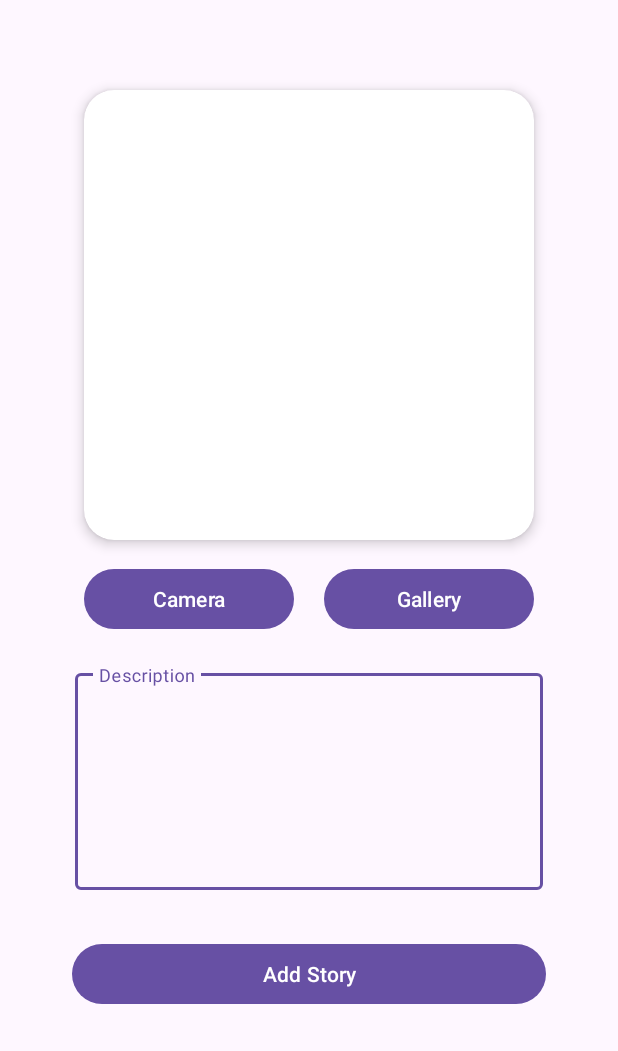
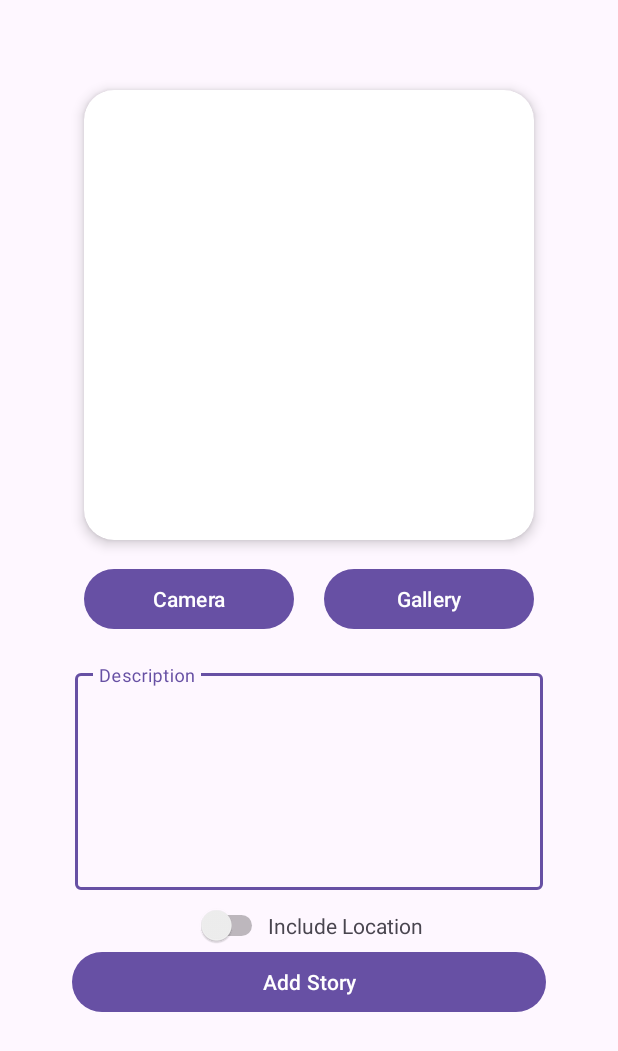
Before and after one commit to irfan-efendi19/StoryApp-Submission2, an Android app: the layout activity_story.xml on its own in the app's theme, with its tools: preview values and no code run, on a phone screen of 412 x 824 dp. Shown: the top 1051 px of the screen. Run offline under Robolectric (Android 15) with nearby library versions, the phone set to English and light mode, and no system bars.

```diff
--- a/app/src/main/java/com/dicoding/storyapp/data/preference/UserPreference.kt
+++ b/app/src/main/java/com/dicoding/storyapp/data/preference/UserPreference.kt
@@ -40,6 +40,7 @@ class UserPreference private constructor(private val dataStore: DataStore<Prefer
             preferences[NAME_KEY] = ""
             preferences[USER_ID] = ""
             preferences[IS_LOGIN_KEY] = false
+            preferences.clear()
         }
     }
 
--- a/app/src/main/java/com/dicoding/storyapp/data/remote/ApiService.kt
+++ b/app/src/main/java/com/dicoding/storyapp/data/remote/ApiService.kt
@@ -1,18 +1,14 @@
 package com.dicoding.storyapp.data.remote
 
-import com.dicoding.storyapp.data.response.CreateStoryResponse
 import com.dicoding.storyapp.data.response.LoginResponse
 import com.dicoding.storyapp.data.response.RegisterResponse
 import com.dicoding.storyapp.data.response.StoryResponse
 import com.dicoding.storyapp.data.response.UploadResponse
 import okhttp3.MultipartBody
 import okhttp3.RequestBody
-import retrofit2.Call
 import retrofit2.http.Field
 import retrofit2.http.FormUrlEncoded
 import retrofit2.http.GET
-import retrofit2.http.Header
-import retrofit2.http.Headers
 import retrofit2.http.Multipart
 import retrofit2.http.POST
 import retrofit2.http.Part
--- a/app/src/main/res/layout/activity_story.xml
+++ b/app/src/main/res/layout/activity_story.xml
@@ -77,39 +77,38 @@
 
 
 
-<!--    <LinearLayout-->
-<!--        android:id="@+id/linearLayout"-->
-<!--        android:layout_width="wrap_content"-->
-<!--        android:layout_height="wrap_content"-->
-<!--        android:layout_marginTop="10dp"-->
-<!--        android:orientation="horizontal"-->
-<!--        app:layout_constraintEnd_toEndOf="parent"-->
-<!--        app:layout_constraintStart_toStartOf="parent"-->
-<!--        app:layout_constraintTop_toBottomOf="@+id/description_input_layout">-->
+    <LinearLayout
+        android:id="@+id/linearLayout"
+        android:layout_width="wrap_content"
+        android:layout_height="wrap_content"
+        android:layout_marginTop="10dp"
+        android:orientation="horizontal"
+        app:layout_constraintEnd_toEndOf="parent"
+        app:layout_constraintStart_toStartOf="parent"
+        app:layout_constraintTop_toBottomOf="@+id/description_input_layout">
 
-<!--        <com.google.android.material.switchmaterial.SwitchMaterial-->
-<!--            android:id="@+id/item_check"-->
-<!--            android:layout_width="wrap_content"-->
-<!--            android:layout_height="wrap_content"/>-->
+        <Switch
+            android:id="@+id/item_check"
+            android:layout_width="wrap_content"
+            android:layout_height="wrap_content"/>
 
-<!--        <TextView-->
-<!--            android:layout_width="wrap_content"-->
-<!--            android:layout_height="wrap_content"-->
-<!--            android:text="Include Location" />-->
-<!--    </LinearLayout>-->
+        <TextView
+            android:layout_width="wrap_content"
+            android:layout_height="wrap_content"
+            android:text="Include Location" />
+    </LinearLayout>
 
     <com.google.android.material.button.MaterialButton
         android:id="@+id/button_add"
         android:layout_width="0dp"
         android:layout_height="wrap_content"
         android:layout_marginStart="48dp"
-        android:layout_marginTop="32dp"
         android:layout_marginEnd="48dp"
         android:layout_weight="1"
         android:text="Add Story"
         app:layout_constraintEnd_toEndOf="parent"
         app:layout_constraintStart_toStartOf="parent"
-        app:layout_constraintTop_toBottomOf="@+id/description_input_layout" />
+        app:layout_constraintTop_toBottomOf="@+id/linearLayout" />
 
     <ProgressBar
         android:id="@+id/progress_bar"
--- a/app/src/main/res/values/strings.xml
+++ b/app/src/main/res/values/strings.xml
@@ -23,6 +23,7 @@
     <string name="invalid_file">Enter the image and description first</string>
     <string name="invalid_location">Allow enabling Location Access</string>
     <string name="upload">Succes Upload Story</string>
+    <string name="invalid_syle">Maps Style Error</string>
 
     //sign
     <string name="fill_username">Name cannot be empty</string>
```
Also changed, not shown: app/src/main/java/com/dicoding/storyapp/data/response/CreateStoryResponse.kt (deleted, +0 -12 lines), app/src/main/java/com/dicoding/storyapp/view/maps/MapsActivity.kt (+9 -6 lines), app/src/main/java/com/dicoding/storyapp/view/uploadstory/UploadStoryActivity.kt (+5 -2 lines), 1 other file.
